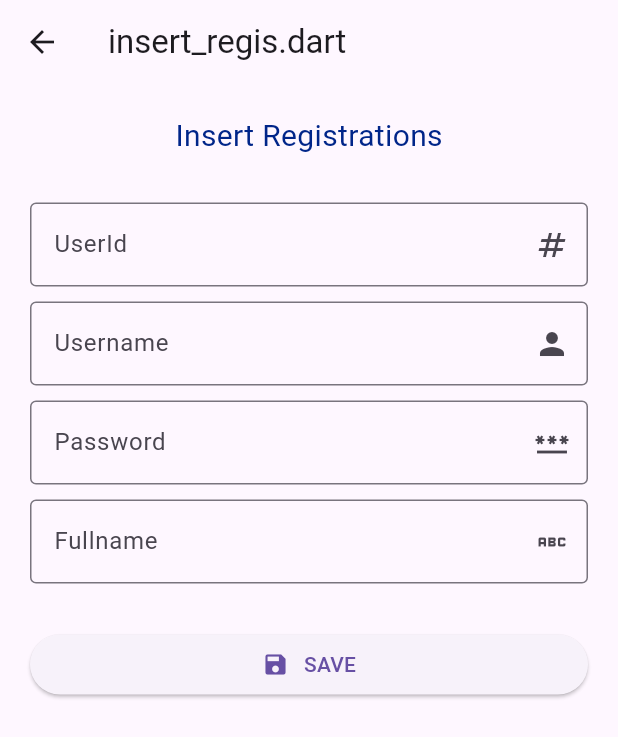
After one commit to oown-mac/master_crud, a Flutter app: the InsertRegis screen opened by its route, after a tap on "SAVE", on a phone screen of 412 x 824 dp. The commit adds this screen. Shown: the top 737 px of the screen. Run offline on Flutter 3.47's test engine with Material 3 defaults, Android fonts, the phone set to English and light mode, and no system bars; our stand-ins replace gap; network calls fail.

Commit message:
insert ok (bug function if )

```diff
--- /dev/null
+++ b/lib/insert_regis.dart
@@ -0,0 +1,131 @@
+import 'package:flutter/material.dart';
+import 'package:gap/gap.dart';
+import 'package:http/http.dart' as http;
+import 'package:master_crud/functions/public_functions.dart';
+import 'dart:convert';
+
+class InsertRegis extends StatefulWidget {
+  const InsertRegis({super.key});
+
+  @override
+  State<InsertRegis> createState() => _InsertRegisState();
+}
+
+class _InsertRegisState extends State<InsertRegis> {
+  TextEditingController useridController = TextEditingController();
+  TextEditingController usernameController = TextEditingController();
+  TextEditingController passwordController = TextEditingController();
+  TextEditingController fullnameController = TextEditingController();
+
+  @override
+  Widget build(BuildContext context) {
+    return Scaffold(
+      appBar: AppBar(
+        title: const Text("insert_regis.dart"),
+      ),
+      body: Center(
+        child: Padding(
+          padding: const EdgeInsets.all(20.0),
+          child: Column(
+            children: [
+              const Text(
+                "Insert Registrations",
+                style: TextStyle(
+                  fontSize: 20.0,
+                  color: Color.fromARGB(255, 0, 37, 137),
+                ),
+              ),
+              const Gap(30),
+              TextField(
+                controller: useridController,
+                decoration: const InputDecoration(
+                  labelText: "UserId",
+                  border: OutlineInputBorder(),
+                  suffixIcon: Icon(Icons.numbers),
+                ),
+              ),
+              const SizedBox(
+                height: 10.0,
+              ),
+              TextField(
+                controller: usernameController,
+                decoration: const InputDecoration(
+                  labelText: "Username",
+                  border: OutlineInputBorder(),
+                  suffixIcon: Icon(Icons.person),
+                ),
+              ),
+              const SizedBox(
+                height: 10.0,
+              ),
+              TextField(
+                controller: passwordController,
+                decoration: const InputDecoration(
+                  labelText: "Password",
+                  border: OutlineInputBorder(),
+                  suffixIcon: Icon(Icons.password),
+                ),
+              ),
+              const SizedBox(
+                height: 10.0,
+              ),
+              TextField(
+                controller: fullnameController,
+                decoration: const InputDecoration(
+                  labelText: "Fullname",
+                  border: OutlineInputBorder(),
+                  suffixIcon: Icon(Icons.abc),
+                ),
+              ),
+              const Gap(30),
+              ElevatedButton(
+                onPressed: () {
+                  saveAdmin();
+                },
+                child: const Row(
+                  mainAxisAlignment: MainAxisAlignment.center,
+                  children: [
+                    Icon(Icons.save),
+                    SizedBox(
+                      width: 10.0,
+                    ),
+                    Text("SAVE")
+                  ],
+                ),
+              ),
+            ],
+          ),
+        ),
+      ),
+    );
+  }
+
+  void saveAdmin() async {
+    //save data to database
+    Uri uri = Uri.parse("http://localhost/master_crud_api/insert_regis.php");
+
+    Map<String, dynamic> data = {
+      "userid": useridController.text,
+      "username": usernameController.text,
+      "password": passwordController.text,
+      "fullname": fullnameController.text,
+    };
+
+    http.Response response = await http.post(uri, body: data);
+
+    if (response.statusCode == 200) {
+      print(response.body);
+      print(response.statusCode);
+
+      if (response.body == 1.toString()) {
+        showMessageBox(
+            context, "Success!", "You have Successfully Insert Registered !");
+      } else {
+        showMessageBox(context, "Error", "Insert Registered Failed !");
+      }
+    } else {
+      showMessageBox(context, "Error",
+          "The server returns a ${response.statusCode} error.");
+    }
+  }
+}
--- a/lib/main.dart
+++ b/lib/main.dart
@@ -1,4 +1,5 @@
 import 'package:flutter/material.dart';
+import 'package:master_crud/insert_regis.dart';
 import 'package:master_crud/login_to_mysql.dart';
 import 'package:master_crud/menu.dart';
 import 'package:master_crud/test_api.dart';
@@ -18,6 +19,8 @@ class MainApp extends StatelessWidget {
         "/menu": (context) => const Menu(),
         "/test_api": (context) => const Testapi(),
         "/login_to_mysql": (context) => const Logintomysql(),
+        "/insert_regis": (context) => const InsertRegis(),
+
       },
     );
   }
--- a/lib/menu.dart
+++ b/lib/menu.dart
@@ -32,6 +32,12 @@ class Menu extends StatelessWidget {
               },
               child: const Text("Login to MySQL"),
             ),
+            ElevatedButton(
+              onPressed: () {
+                Navigator.pushNamed(context, "/insert_regis");
+              },
+              child: const Text("Insert Registration"),
+            ),
           ],
         ),
       ),
```
Also changed, not shown: lib/borrow_list.dart (+65 -1 lines), lib/functions/public_functions.dart (added, +21 -0 lines), lib/login_to_mysql.dart (+6 -6 lines).
